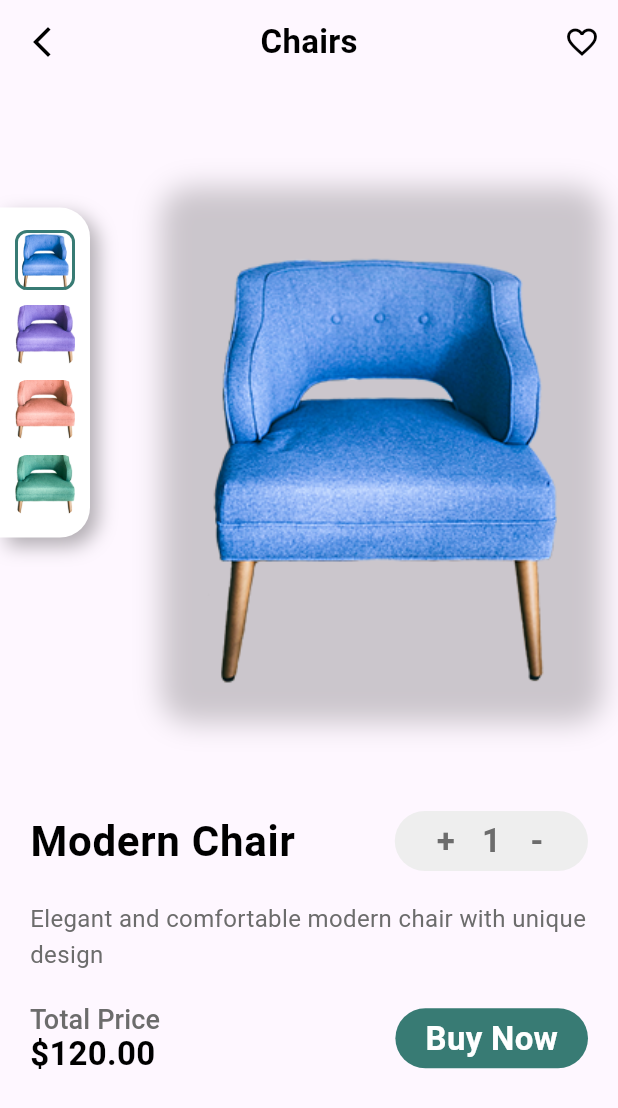
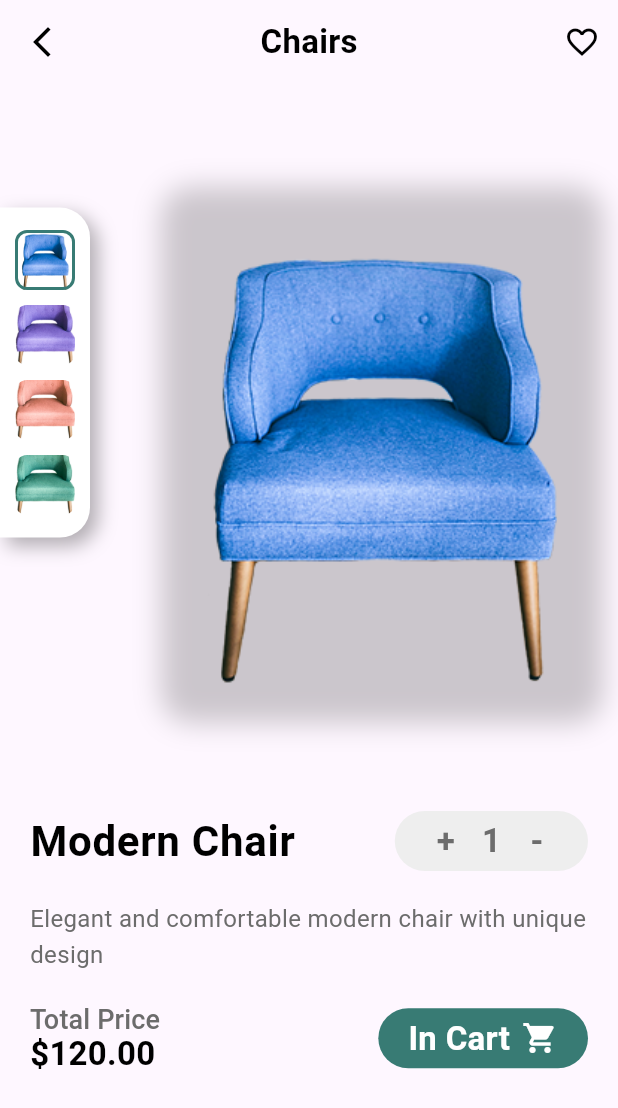
Before and after one commit to jamalihassan0307/Furniture-App-Flutter, a Flutter app: the DetailsPage screen opened directly with sample values from the repository, on a phone screen of 412 x 824 dp. Shown: the top 1108 px of the screen. Run offline on Flutter 3.47's test engine with Material 3 defaults, Android fonts, the phone set to English and light mode, and no system bars.

Commit message:
Enhance cart functionality with static items and listener pattern
- Add static items to CartManager for pre-populated cart
- Implement listener mechanism for cart state changes
- Update cart page to display static and dynamic items separately
- Modify details page to support adding items to cart with visual feedback
- Refactor cart model to handle total calculation and item management

```diff
--- a/lib/model/cart_model.dart
+++ b/lib/model/cart_model.dart
@@ -19,13 +19,48 @@ class CartItem {
 class CartManager {
   static final CartManager _instance = CartManager._internal();
   factory CartManager() => _instance;
-  CartManager._internal();
+  CartManager._internal() {
+    // Initialize with some static items
+    _staticItems = [
+      CartItem(
+        id: 'chair1',
+        name: 'Modern Chair',
+        image: 'assets/images/01.png',
+        price: 120.00,
+        quantity: 1,
+      ),
+      CartItem(
+        id: 'lamp1',
+        name: 'Modern Lamp',
+        image: 'assets/images/lamp1.jpeg',
+        price: 75.00,
+        quantity: 1,
+      ),
+    ];
+  }
 
+  late final List<CartItem> _staticItems;
   final List<CartItem> _items = [];
+  final List<Function(String)> _listeners = [];
   double _total = 0;
 
-  List<CartItem> get items => _items;
-  double get total => _total;
+  List<CartItem> get items => [..._staticItems, ..._items];
+  List<CartItem> get staticItems => _staticItems;
+  double get total => _calculateTotal();
+
+  void addListener(Function(String) listener) {
+    _listeners.add(listener);
+  }
+
+  void removeListener(Function(String) listener) {
+    _listeners.remove(listener);
+  }
+
+  void _notifyListeners(String itemId) {
+    for (var listener in _listeners) {
+      listener(itemId);
+    }
+  }
 
   void addItem(CartItem item) {
     final existingItemIndex = _items.indexWhere((i) => i.id == item.id);
@@ -35,11 +70,13 @@ class CartManager {
       _items.add(item);
     }
     _calculateTotal();
+    _notifyListeners(item.id);
   }
 
   void removeItem(String id) {
     _items.removeWhere((item) => item.id == id);
     _calculateTotal();
+    _notifyListeners(id);
   }
 
   void updateQuantity(String id, int quantity) {
@@ -49,10 +86,14 @@ class CartManager {
       removeItem(id);
     }
     _calculateTotal();
+    _notifyListeners(id);
   }
 
-  void _calculateTotal() {
-    _total = _items.fold(0, (sum, item) => sum + item.totalPrice);
+  double _calculateTotal() {
+    return [..._staticItems, ..._items].fold(
+      0,
+      (sum, item) => sum + item.totalPrice,
+    );
   }
 
   void clear() {
@@ -61,6 +102,7 @@ class CartManager {
   }
 
   bool isInCart(String id) {
-    return _items.any((item) => item.id == id);
+    return _staticItems.any((item) => item.id == id) ||
+        _items.any((item) => item.id == id);
   }
 }
--- a/lib/model/model.dart
+++ b/lib/model/model.dart
@@ -1,16 +1,18 @@
 class Model {
+  final String id;
   final String name;
+  final List<String> image;
   final String price;
   final String description;
   final String category;
-  final List image;
 
   Model({
+    required this.id,
     required this.name,
+    required this.image,
     required this.price,
     required this.description,
     required this.category,
-    required this.image,
   });
 }
 
--- a/lib/page/details_page.dart
+++ b/lib/page/details_page.dart
@@ -3,6 +3,7 @@ import 'package:uidesign03/core/color.dart';
 import 'package:uidesign03/core/space.dart';
 import 'package:uidesign03/core/text_style.dart';
 import 'package:uidesign03/model/model.dart';
+import 'package:uidesign03/model/cart_model.dart';
 
 class DetailsPage extends StatefulWidget {
   final Model model;
@@ -15,6 +16,36 @@ class DetailsPage extends StatefulWidget {
 class _DetailsPageState extends State<DetailsPage> {
   int selectIndex = 0;
   int qty = 1;
+  final CartManager _cartManager = CartManager();
+
+  @override
+  void initState() {
+    super.initState();
+    _cartManager.addListener(_onCartChanged);
+  }
+
+  @override
+  void dispose() {
+    _cartManager.removeListener(_onCartChanged);
+    super.dispose();
+  }
+
+  void _onCartChanged(String itemId) {
+    if (mounted && itemId == widget.model.id) {
+      setState(() {});
+    }
+  }
+
+  void _addToCart() {
+    final item = CartItem(
+      id: widget.model.id,
+      name: widget.model.name,
+      image: widget.model.image[0],
+      price: double.parse(widget.model.price.replaceAll('\$', '')),
+    );
+    _cartManager.addItem(item);
+  }
+
   @override
   Widget build(BuildContext context) {
     final height = MediaQuery.of(context).size.height;
@@ -219,11 +250,21 @@ class _DetailsPageState extends State<DetailsPage> {
                         color: primary,
                         borderRadius: BorderRadius.circular(50.0),
                       ),
-                      child: Center(
-                        child: Text(
-                          'Buy Now',
-                          style: itemCardHeading.copyWith(color: white),
-                        ),
+                      child: Row(
+                        mainAxisSize: MainAxisSize.min,
+                        children: [
+                          Text(
+                            _cartManager.isInCart(widget.model.id) ? 'In Cart' : 'Add to Cart',
+                            style: itemCardHeading.copyWith(color: white),
+                          ),
+                          SizedBox(width: 8),
+                          Icon(
+                            _cartManager.isInCart(widget.model.id)
+                                ? Icons.shopping_cart
+                                : Icons.add_shopping_cart_outlined,
+                            color: white,
+                          ),
+                        ],
                       ),
                     )
                   ],
```
Also changed, not shown: lib/page/cart_page.dart (line endings or trailing spaces).
